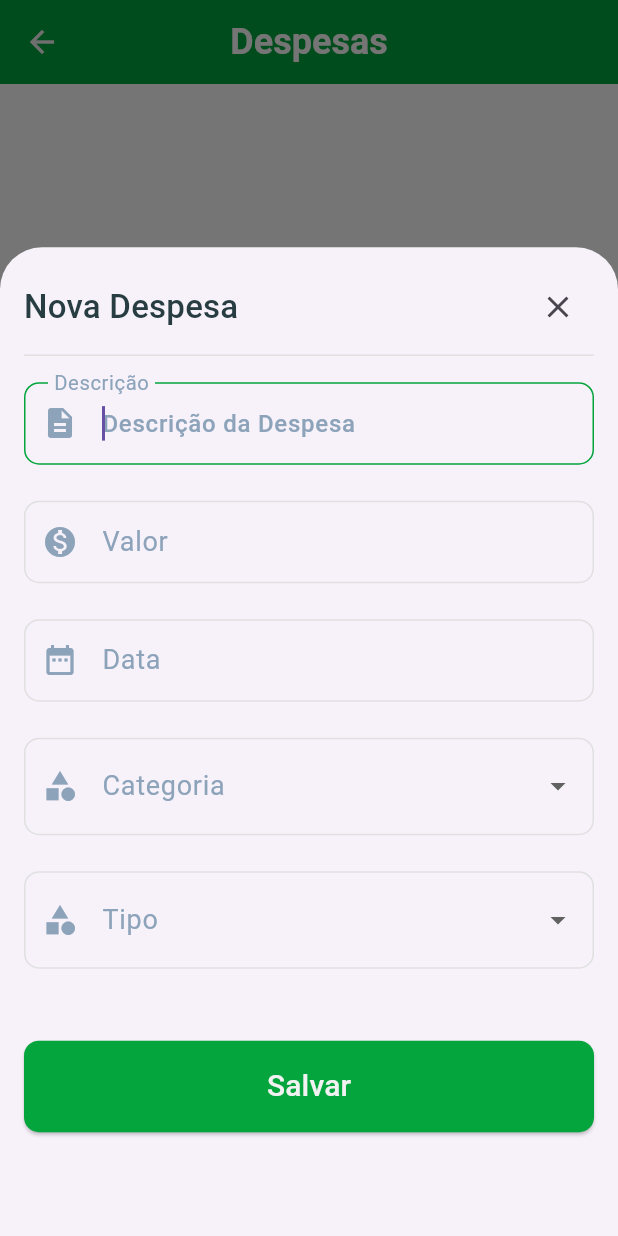
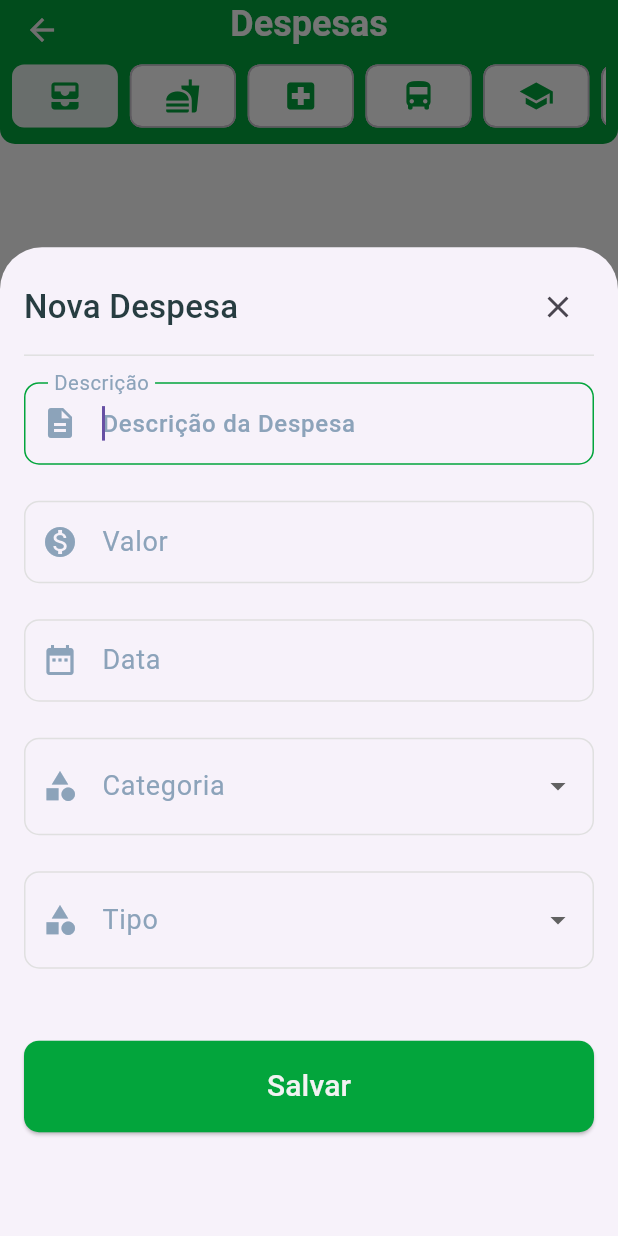
Before and after one commit to RochaGabriell/union, a Flutter app: the TransactionPage screen opened by its route, after a tap on the "add" icon, on a phone screen of 412 x 824 dp. Run offline on Flutter 3.47's test engine with Material 3 defaults, Android fonts, the light colour scheme and no system bars; our stand-ins replace cloud_firestore, connectivity_plus, firebase_auth, firebase_core, flutter_bloc, fpdart and 1 more; accounts and stored records are empty; generated files the repository leaves out were written again.

Commit message:
feat: Altera tema e adiciona filtro de despesas

```diff
--- a/lib/core/themes/theme.dart
+++ b/lib/core/themes/theme.dart
@@ -16,6 +16,12 @@ class CustomTheme {
       foregroundColor: Palette.white,
       iconTheme: IconThemeData(color: Palette.white, size: 24),
       titleTextStyle: TextStyle(fontSize: 24, fontWeight: FontWeight.bold),
+      shape: RoundedRectangleBorder(
+        borderRadius: BorderRadius.only(
+          bottomLeft: Radius.circular(10),
+          bottomRight: Radius.circular(10),
+        ),
+      ),
     ),
     // ProgressIndicatorTheme
     progressIndicatorTheme: const ProgressIndicatorThemeData(
@@ -28,7 +34,7 @@ class CustomTheme {
       showCheckmark: false,
       selectedColor: Palette.primary,
       backgroundColor: Palette.background,
-      secondarySelectedColor: Palette.primary.withOpacity(0.3),
+      secondarySelectedColor: Palette.primary.withOpacity(0.1),
       labelStyle: const TextStyle(
         fontSize: 18,
         color: Palette.textColor,
@@ -67,7 +73,7 @@ class CustomTheme {
     ),
     // NavigationBarTheme
     navigationBarTheme: NavigationBarThemeData(
-      height: 90,
+      height: 80,
       elevation: 0,
       indicatorShape: RoundedRectangleBorder(
         borderRadius: BorderRadius.circular(10),
@@ -144,6 +150,12 @@ class CustomTheme {
       foregroundColor: Palette.white,
       iconTheme: IconThemeData(color: Palette.white, size: 24),
       titleTextStyle: TextStyle(fontSize: 24, fontWeight: FontWeight.bold),
+      shape: RoundedRectangleBorder(
+        borderRadius: BorderRadius.only(
+          bottomLeft: Radius.circular(10),
+          bottomRight: Radius.circular(10),
+        ),
+      ),
     ),
     // ProgressIndicatorTheme
     progressIndicatorTheme: const ProgressIndicatorThemeData(
@@ -156,7 +168,7 @@ class CustomTheme {
       showCheckmark: false,
       selectedColor: Palette.primaryDark,
       backgroundColor: Palette.backgroundDark,
-      secondarySelectedColor: Palette.primaryDark.withOpacity(0.3),
+      secondarySelectedColor: Palette.primaryDark.withOpacity(0.1),
       labelStyle: const TextStyle(
         fontSize: 18,
         fontWeight: FontWeight.bold,
@@ -195,7 +207,7 @@ class CustomTheme {
     ),
     // NavigationBarTheme
     navigationBarTheme: NavigationBarThemeData(
-      height: 90,
+      height: 80,
       elevation: 0,
       indicatorShape: RoundedRectangleBorder(
         borderRadius: BorderRadius.circular(10),
--- /dev/null
+++ b/lib/features/transaction/presentation/widgets/transaction_app_bar.dart
@@ -0,0 +1,85 @@
+/* Flutter Imports */
+import 'package:flutter/material.dart';
+
+/* Core Imports */
+import 'package:union/core/enums/category_transaction.dart';
+import 'package:union/core/themes/palette.dart';
+
+class TransactionAppBar extends StatelessWidget implements PreferredSizeWidget {
+  final int filterSelected;
+  final Function(int) onFilterChange;
+
+  const TransactionAppBar({
+    super.key,
+    required this.filterSelected,
+    required this.onFilterChange,
+  });
+
+  @override
+  Widget build(BuildContext context) {
+    return AppBar(
+      centerTitle: true,
+      title: const Text('Despesas'),
+      bottom: PreferredSize(
+        preferredSize: const Size.fromHeight(48),
+        child: Padding(
+          padding: const EdgeInsets.symmetric(horizontal: 8, vertical: 8),
+          child: SingleChildScrollView(
+            scrollDirection: Axis.horizontal,
+            child: Row(children: [
+              _buildChoiceChip('todos', -1),
+              const SizedBox(width: 8),
+              ...CategoryTransaction.values.map(
+                (category) {
+                  return Row(
+                    children: [
+                      _buildChoiceChip(
+                        category.name,
+                        CategoryTransaction.values.indexOf(category),
+                      ),
+                      const SizedBox(width: 8),
+                    ],
+                  );
+                },
+              ),
+            ]),
+          ),
+        ),
+      ),
+    );
+  }
+
+  ChoiceChip _buildChoiceChip(String label, int value) {
+    return ChoiceChip(
+      label: _buildIcon(label),
+      selected: filterSelected == value,
+      onSelected: (selected) => onFilterChange(value),
+    );
+  }
+
+  Icon _buildIcon(String filter) {
+    switch (filter) {
+      case 'todos':
+        return const Icon(Icons.all_inbox, color: Palette.primary);
+      case 'alimentacao':
+        return const Icon(Icons.fastfood, color: Palette.primary);
+      case 'transporte':
+        return const Icon(Icons.directions_bus, color: Palette.primary);
+      case 'saude':
+        return const Icon(Icons.local_hospital, color: Palette.primary);
+      case 'educacao':
+        return const Icon(Icons.school, color: Palette.primary);
+      case 'lazer':
+        return const Icon(Icons.sports_esports, color: Palette.primary);
+      case 'moradia':
+        return const Icon(Icons.home, color: Palette.primary);
+      case 'outros':
+        return const Icon(Icons.more_horiz, color: Palette.primary);
+      default:
+        return const Icon(Icons.more_horiz, color: Palette.primary);
+    }
+  }
+
+  @override
+  Size get preferredSize => const Size.fromHeight(96);
+}
```
Also changed, not shown: lib/features/navigation/presentation/pages/navigation.dart (+9 -1 lines), lib/features/transaction/presentation/pages/transaction.dart (+35 -5 lines).
